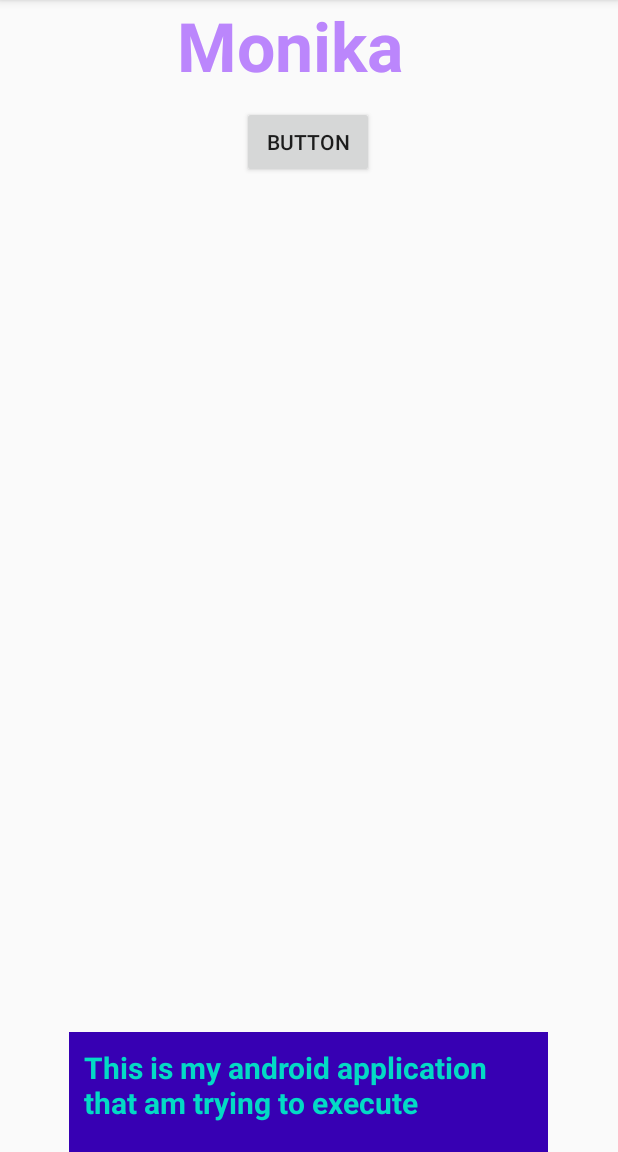
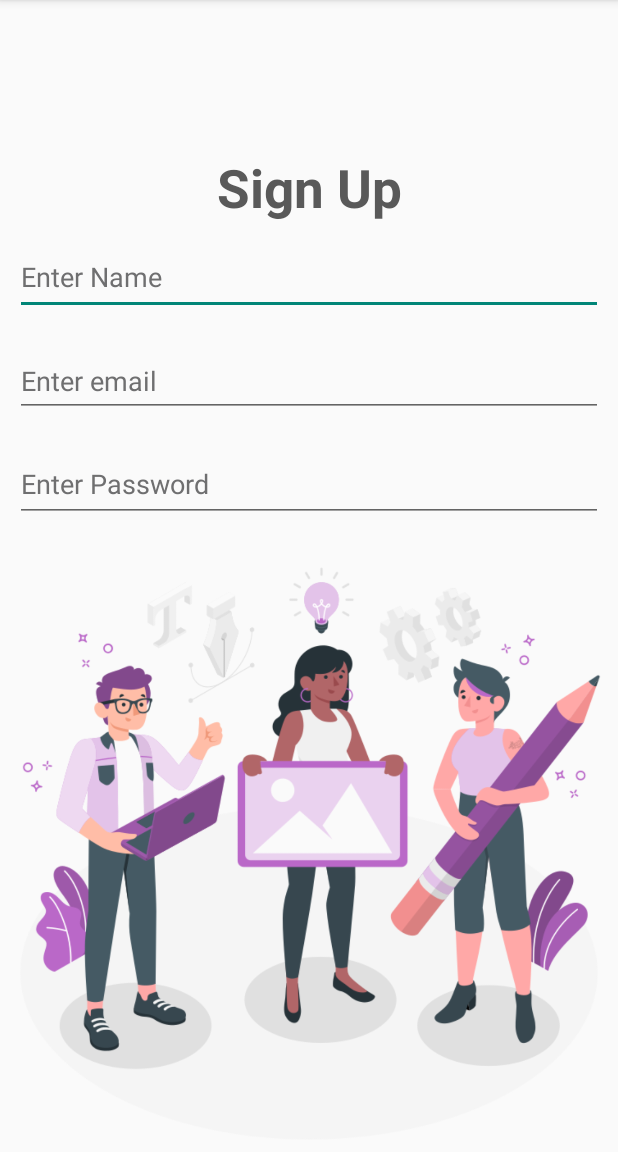
Before and after one commit to MONIKAvv/android-dev, an Android app built with Jetpack Compose: the screen it shows after launch (MainActivity before the commit, ImageTextviewActivity after it), on a phone screen of 412 x 824 dp, the part 84-1236 px from its top. Run offline under Robolectric (Android 15) with nearby library versions, the phone set to English and light mode, and no system bars.

Commit message:
first page

```diff
--- a/app/build.gradle.kts
+++ b/app/build.gradle.kts
@@ -52,6 +52,8 @@ dependencies {
     implementation(libs.androidx.constraintlayout)
     implementation(libs.androidx.appcompat)
     implementation(libs.androidx.runtime.saved.instance.state)
+    implementation(libs.material)
+    implementation(libs.androidx.activity)
     testImplementation(libs.junit)
     androidTestImplementation(libs.androidx.junit)
     androidTestImplementation(libs.androidx.espresso.core)
--- a/app/src/main/AndroidManifest.xml
+++ b/app/src/main/AndroidManifest.xml
@@ -13,14 +13,23 @@
         android:theme="@style/Theme.MyFirstApp"
         tools:targetApi="31">
         <activity
-            android:name=".MainActivity"
+            android:name=".ImageTextviewActivity"
             android:exported="true"
-            android:theme="@style/Theme.MyFirstApp">
+
+            >
             <intent-filter>
                 <action android:name="android.intent.action.MAIN" />
 
                 <category android:name="android.intent.category.LAUNCHER" />
             </intent-filter>
+
+        </activity>
+
+        <activity
+            android:name=".MainActivity"
+            android:exported="true"
+            android:theme="@style/Theme.MyFirstApp">
+
         </activity>
     </application>
 
--- /dev/null
+++ b/app/src/main/java/vv/monika/myfirstapp/ImageTextviewActivity.kt
@@ -0,0 +1,20 @@
+package vv.monika.myfirstapp
+
+import android.os.Bundle
+import androidx.activity.enableEdgeToEdge
+import androidx.appcompat.app.AppCompatActivity
+import androidx.core.view.ViewCompat
+import androidx.core.view.WindowInsetsCompat
+
+class ImageTextviewActivity : AppCompatActivity() {
+    override fun onCreate(savedInstanceState: Bundle?) {
+        super.onCreate(savedInstanceState)
+        enableEdgeToEdge()
+        setContentView(R.layout.activity_image_textview)
+        ViewCompat.setOnApplyWindowInsetsListener(findViewById(R.id.main)) { v, insets ->
+            val systemBars = insets.getInsets(WindowInsetsCompat.Type.systemBars())
+            v.setPadding(systemBars.left, systemBars.top, systemBars.right, systemBars.bottom)
+            insets
+        }
+    }
+}
--- /dev/null
+++ b/app/src/main/res/layout/activity_image_textview.xml
@@ -0,0 +1,78 @@
+<?xml version="1.0" encoding="utf-8"?>
+<LinearLayout xmlns:android="http://schemas.android.com/apk/res/android"
+    xmlns:app="http://schemas.android.com/apk/res-auto"
+    xmlns:tools="http://schemas.android.com/tools"
+    android:id="@+id/main"
+    android:layout_width="match_parent"
+    android:layout_height="match_parent"
+    android:orientation="vertical"
+    tools:context=".ImageTextviewActivity">
+
+    <TextView
+        android:id="@+id/textView2"
+        android:layout_width="match_parent"
+        android:layout_height="50dp"
+        android:text="@string/signup"
+        android:textSize="35sp"
+        android:textStyle="bold"
+        android:gravity="center"
+        android:layout_marginTop="100dp"
+        android:textColor="#595959"
+        tools:layout_editor_absoluteX="147dp"
+        tools:layout_editor_absoluteY="151dp"
+        />
+    <EditText
+        android:layout_width="match_parent"
+        android:layout_height="50dp"
+        android:layout_marginTop="30dp"
+        android:inputType="text"
+        android:autofillHints="name"
+        android:hint="Enter Name"
+        android:ems="10"
+        android:layout_margin="10dp"
+        android:textColorHint="#6F6F70"
+
+        />
+
+    <EditText
+        android:id="@+id/editTextTextEmailAddress"
+        android:layout_width="match_parent"
+        android:layout_height="48dp"
+        android:ems="10"
+        android:inputType="textEmailAddress"
+        android:hint="@string/name"
+        android:layout_marginTop="20dp"
+        android:layout_margin="10dp"
+        android:textColorHint="#6F6F70"
+        />
+
+    <EditText
+        android:id="@+id/editTextTextPassword"
+        android:layout_width="match_parent"
+        android:layout_height="50dp"
+        android:ems="10"
+        android:layout_marginTop="20dp"
+        android:hint="@string/password"
+        android:inputType="textPassword"
+        android:layout_margin="10dp"
+        android:textColorHint="#6F6F70"
+        />
+
+    <ImageView
+        android:id="@+id/imageView2"
+        android:layout_width="match_parent"
+        android:layout_height="wrap_content"
+        app:srcCompat="@drawable/signup" />
+
+</LinearLayout>
+
+
+
+<!--WE need to make changes in manifest file for new activity
+it creates activity there so we need to pass intent activity there to view current
+page
+
+
+flat icon for tint
+illustration images
+-->
--- a/app/src/main/res/values/strings.xml
+++ b/app/src/main/res/values/strings.xml
@@ -4,4 +4,7 @@
     <string name="monika">Monika</string>
     <string name="para">This is my android application that am
     trying to execute </string>
+    <string name="signup">Sign Up</string>
+    <string name="name">Enter email</string>
+    <string name="password">Enter Password</string>
 </resources>
--- a/gradle/libs.versions.toml
+++ b/gradle/libs.versions.toml
@@ -11,6 +11,8 @@ composeBom = "2024.09.00"
 constraintlayout = "2.2.1"
 appcompat = "1.7.1"
 runtimeSavedInstanceState = "1.0.0-alpha11"
+material = "1.12.0"
+activity = "1.10.1"
 
 [libraries]
 androidx-core-ktx = { group = "androidx.core", name = "core-ktx", version.ref = "coreKtx" }
@@ -30,6 +32,8 @@ androidx-material3 = { group = "androidx.compose.material3", name = "material3"
 androidx-constraintlayout = { group = "androidx.constraintlayout", name = "constraintlayout", version.ref = "constraintlayout" }
 androidx-appcompat = { group = "androidx.appcompat", name = "appcompat", version.ref = "appcompat" }
 androidx-runtime-saved-instance-state = { group = "androidx.compose.runtime", name = "runtime-saved-instance-state", version.ref = "runtimeSavedInstanceState" }
+material = { group = "com.google.android.material", name = "material", version.ref = "material" }
+androidx-activity = { group = "androidx.activity", name = "activity", version.ref = "activity" }
 
 [plugins]
 android-application = { id = "com.android.application", version.ref = "agp" }
```
Also changed, not shown: app/src/main/res/drawable/home.png (added), app/src/main/res/drawable/signup.png (added).
